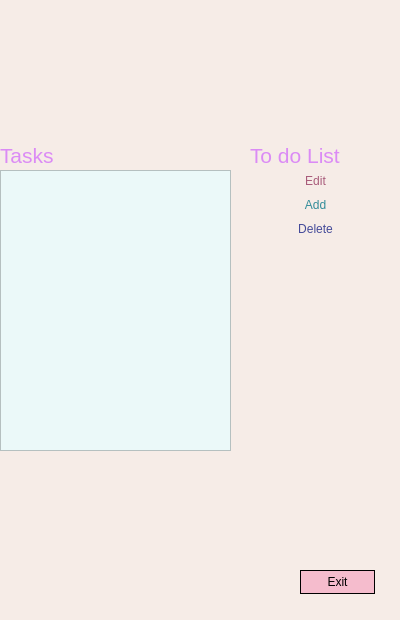
Above: second.ui from H1vee/Qt-To-Do-List before the change. Below: the same form after it.
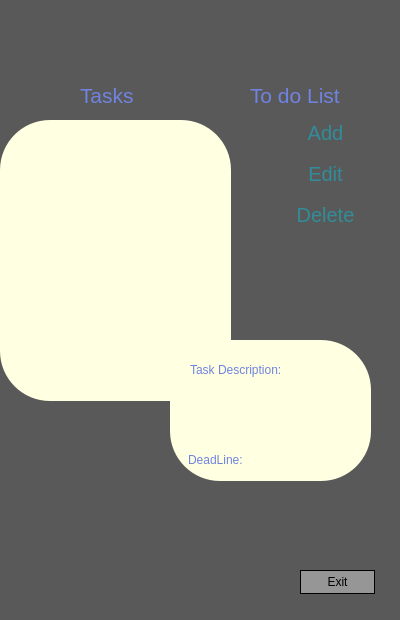
That is the form after the change.

Commit message: To-Do-List unfinished

Patch:
```diff
--- a/second.ui
+++ b/second.ui
@@ -15,21 +15,25 @@
   </property>
   <property name="styleSheet">
    <string notr="true">QDialog{
-background-color:#F6ECE7;
+background-color:#595959;
 }</string>
   </property>
   <widget class="QListWidget" name="ToDolistWidget">
    <property name="geometry">
     <rect>
      <x>0</x>
-     <y>170</y>
+     <y>120</y>
      <width>231</width>
      <height>281</height>
     </rect>
    </property>
    <property name="styleSheet">
     <string notr="true">QListWidget{
-background-color:#EBF9F9;
+background-color:#FFFFE2;
+border-radius:50%;
+}
+QListWidget::item:focus{
+outline:none;
 }</string>
    </property>
   </widget>
@@ -37,7 +41,7 @@
    <property name="geometry">
     <rect>
      <x>250</x>
-     <y>140</y>
+     <y>80</y>
      <width>141</width>
      <height>31</height>
     </rect>
@@ -45,7 +49,7 @@
    <property name="styleSheet">
     <string notr="true">QLabel{
 font-family:&quot;Lucida Console&quot;, &quot;Courier New&quot;, monospace;
-color:#DB8BF5;
+color:#7083E0;
 }</string>
    </property>
    <property name="text">
@@ -55,15 +59,15 @@
   <widget class="QLabel" name="label_2">
    <property name="geometry">
     <rect>
-     <x>0</x>
-     <y>140</y>
+     <x>80</x>
+     <y>80</y>
      <width>141</width>
      <height>31</height>
     </rect>
    </property>
    <property name="styleSheet">
     <string notr="true">QLabel{
-color:#DB8BF5;
+color:#7083E0;
 font-family:&quot;Lucida Console&quot;, &quot;Courier New&quot;, monospace;
 }</string>
    </property>
@@ -86,7 +90,7 @@
 text-align: center;
 border:1px solid;
 color: black;
-background-color:#F5BCCD;
+background-color:#969696;
 }
 
 QPushButton:hover{
@@ -97,47 +101,24 @@
     <string>Exit</string>
    </property>
   </widget>
-  <widget class="QWidget" name="">
+  <widget class="QWidget" name="layoutWidget">
    <property name="geometry">
     <rect>
-     <x>280</x>
-     <y>170</y>
-     <width>71</width>
-     <height>71</height>
+     <x>270</x>
+     <y>110</y>
+     <width>111</width>
+     <height>131</height>
     </rect>
    </property>
    <layout class="QVBoxLayout" name="verticalLayout">
-    <item>
-     <widget class="QPushButton" name="EditPushButton">
-      <property name="enabled">
-       <bool>true</bool>
-      </property>
-      <property name="styleSheet">
-       <string notr="true">QPushButton{
-border:none;
-color:#A85B7A;
-font-family: Arial, Helvetica, sans-serif;
-text-align: center;
-}
-
-QPushButton::hover{
-text-decoration:underline;
-color:#010203;
-}</string>
-      </property>
-      <property name="text">
-       <string>Edit</string>
-      </property>
-     </widget>
-    </item>
     <item>
      <widget class="QPushButton" name="AddPushButton">
       <property name="styleSheet">
        <string notr="true">QPushButton{
 border:none;
 color:#318C99;
-font-family: Arial, Helvetica, sans-serif;
-text-align:center
+font-family:&quot;Lucida Console&quot;, &quot;Courier New&quot;, monospace;
+font-size:20px;
 }
 QPushButton::hover{
 text-decoration:underline;
@@ -149,6 +130,31 @@
       </property>
      </widget>
     </item>
+    <item>
+     <widget class="QPushButton" name="EditPushButton">
+      <property name="enabled">
+       <bool>true</bool>
+      </property>
+      <property name="styleSheet">
+       <string notr="true">QPushButton{
+border:none;
+color:#318C99;
+font-size:20px;
+font-family:&quot;Lucida Console&quot;, &quot;Courier New&quot;, monospace;
+text-align: center;
+
+}
+
+QPushButton::hover{
+text-decoration:underline;
+color:#010203;
+}</string>
+      </property>
+      <property name="text">
+       <string>Edit</string>
+      </property>
+     </widget>
+    </item>
     <item>
      <widget class="QPushButton" name="DeletePushButton">
       <property name="enabled">
@@ -157,9 +163,11 @@
       <property name="styleSheet">
        <string notr="true">QPushButton{
 border:none;
-color:#444A99;
-font-family: Arial, Helvetica, sans-serif;
+color:#318C99;
+font-family:&quot;Lucida Console&quot;, &quot;Courier New&quot;, monospace;
 text-align: center;
+font-size:20px;
+
 }
 
 QPushButton::hover{
@@ -174,6 +182,101 @@
     </item>
    </layout>
   </widget>
+  <widget class="QListWidget" name="InfoListWidget">
+   <property name="geometry">
+    <rect>
+     <x>170</x>
+     <y>340</y>
+     <width>201</width>
+     <height>141</height>
+    </rect>
+   </property>
+   <property name="styleSheet">
+    <string notr="true">QListWidget{
+background-color:#FFFFE2;
+border-radius:50%;
+}
+QListWidget::item:focus{
+outline:none;
+}</string>
+   </property>
+  </widget>
+  <widget class="QLabel" name="TaskDescriptionLabel">
+   <property name="geometry">
+    <rect>
+     <x>190</x>
+     <y>360</y>
+     <width>131</width>
+     <height>20</height>
+    </rect>
+   </property>
+   <property name="styleSheet">
+    <string notr="true">QLabel{
+color:#7083E0;
+font-family:&quot;Lucida Console&quot;, &quot;Courier New&quot;, monospace;
+}</string>
+   </property>
+   <property name="text">
+    <string>Task Description:</string>
+   </property>
+  </widget>
+  <widget class="QLabel" name="DeadLineLabel">
+   <property name="geometry">
+    <rect>
+     <x>188</x>
+     <y>450</y>
+     <width>81</width>
+     <height>20</height>
+    </rect>
+   </property>
+   <property name="styleSheet">
+    <string notr="true">QLabel{
+color:#7083E0;
+font-family:&quot;Lucida Console&quot;, &quot;Courier New&quot;, monospace;
+}</string>
+   </property>
+   <property name="text">
+    <string>DeadLine:</string>
+   </property>
+  </widget>
+  <widget class="QLabel" name="InfoDeadLineLabel">
+   <property name="geometry">
+    <rect>
+     <x>260</x>
+     <y>450</y>
+     <width>111</width>
+     <height>20</height>
+    </rect>
+   </property>
+   <property name="styleSheet">
+    <string notr="true">QLabel{
+color:#7083E0;
+font-family:&quot;Lucida Console&quot;, &quot;Courier New&quot;, monospace;
+}</string>
+   </property>
+   <property name="text">
+    <string/>
+   </property>
+  </widget>
+  <widget class="QLabel" name="InfoTaskDescriptionLabel">
+   <property name="geometry">
+    <rect>
+     <x>190</x>
+     <y>360</y>
+     <width>161</width>
+     <height>51</height>
+    </rect>
+   </property>
+   <property name="styleSheet">
+    <string notr="true">QLabel{
+color:#7083E0;
+font-family:&quot;Lucida Console&quot;, &quot;Courier New&quot;, monospace;
+}</string>
+   </property>
+   <property name="text">
+    <string/>
+   </property>
+  </widget>
  </widget>
  <resources/>
  <connections/>
```
Left out of the diff: 2 changed lines with no effect on the pictures. The commit also changes 12 other files.
